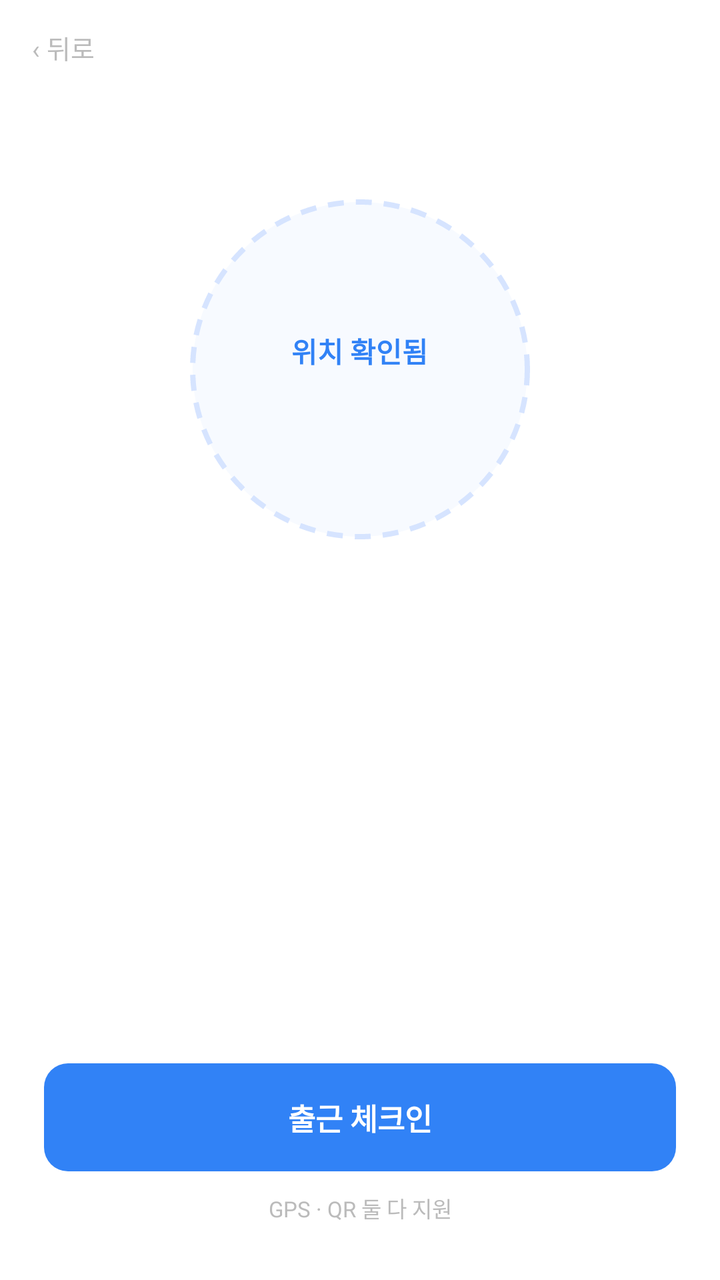
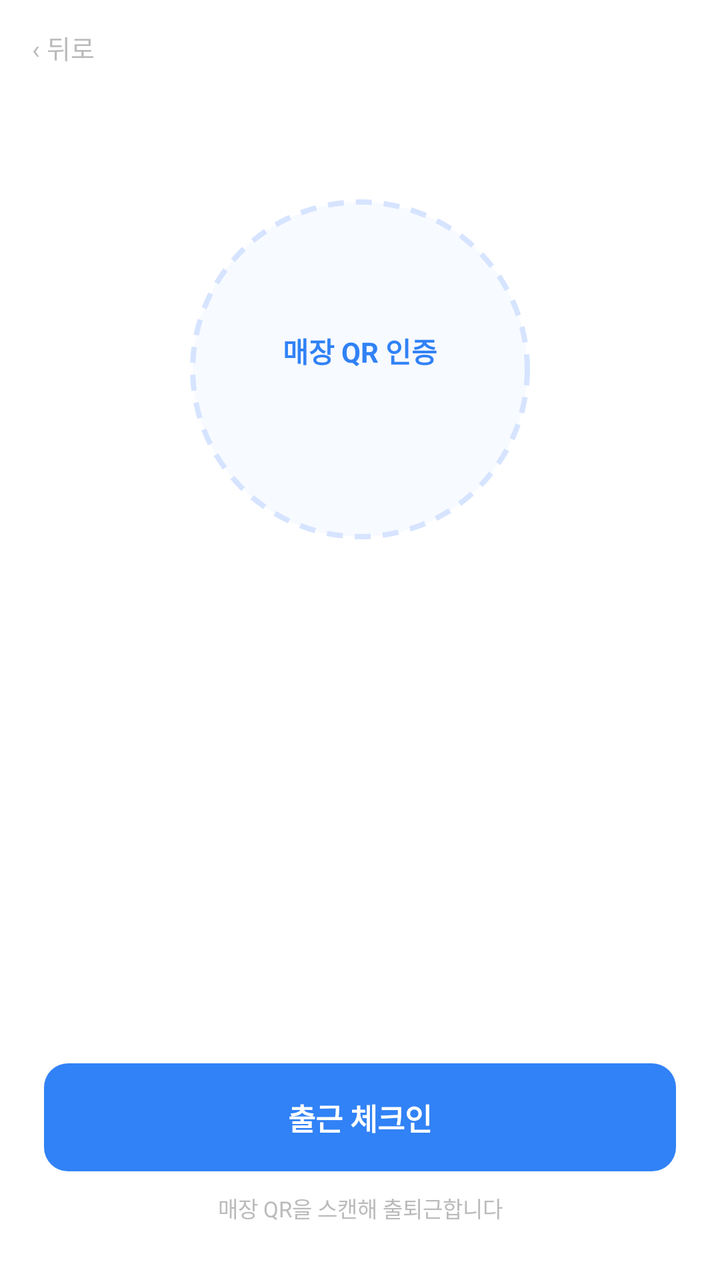

The first picture is an Android layout as it rendered before a commit; the second is the same layout after the commit. The layout source and the unified diff follow.
<!-- AndroidManifest.xml: application theme Theme.PTManagerEmployee -->
<!-- res/layout/activity_checkin.xml -->
<?xml version="1.0" encoding="utf-8"?>
<LinearLayout xmlns:android="http://schemas.android.com/apk/res/android"
    android:id="@+id/checkin_root"
    android:layout_width="match_parent"
    android:layout_height="match_parent"
    android:orientation="vertical"
    android:background="@color/white">

    
    <TextView
        android:id="@+id/btn_back"
        android:layout_width="wrap_content"
        android:layout_height="wrap_content"
        android:text="‹ 뒤로"
        android:textColor="@color/text_hint"
        android:textSize="13sp"
        android:paddingHorizontal="16dp"
        android:paddingVertical="14dp"
        android:background="?attr/selectableItemBackground" />

    <LinearLayout
        android:layout_width="match_parent"
        android:layout_height="0dp"
        android:layout_weight="1"
        android:orientation="vertical"
        android:gravity="center_horizontal"
        android:paddingHorizontal="22dp"
        android:paddingTop="8dp">

        <TextView
            android:id="@+id/tv_checkin_shift"
            android:layout_width="wrap_content"
            android:layout_height="wrap_content"
            android:text=""
            android:textColor="@color/text_tertiary"
            android:textSize="12sp"
            android:textStyle="bold" />

        
        <LinearLayout
            android:layout_width="170dp"
            android:layout_height="170dp"
            android:layout_marginTop="28dp"
            android:orientation="vertical"
            android:gravity="center"
            android:background="@drawable/bg_checkin_ring">

            <TextView
                android:layout_width="wrap_content"
                android:layout_height="wrap_content"
                android:text="위치 확인됨"
                android:textColor="@color/brand_blue"
                android:textSize="14sp"
                android:textStyle="bold" />

            <TextView
                android:layout_width="wrap_content"
                android:layout_height="wrap_content"
                android:layout_marginTop="4dp"
                android:text=""
                android:textColor="@color/text_tertiary"
                android:textSize="11sp" />
        </LinearLayout>

        <TextView
            android:layout_width="wrap_content"
            android:layout_height="wrap_content"
            android:layout_marginTop="24dp"
            android:text=""
            android:textColor="@color/text_primary"
            android:textSize="32sp"
            android:textStyle="bold" />

        <TextView
            android:layout_width="wrap_content"
            android:layout_height="wrap_content"
            android:layout_marginTop="2dp"
            android:text=""
            android:textColor="@color/text_hint"
            android:textSize="11sp" />
    </LinearLayout>

    <LinearLayout
        android:layout_width="match_parent"
        android:layout_height="wrap_content"
        android:orientation="vertical"
        android:paddingHorizontal="22dp"
        android:paddingBottom="28dp">

        <TextView
            android:id="@+id/btn_checkin_confirm"
            android:layout_width="match_parent"
            android:layout_height="wrap_content"
            android:background="@drawable/bg_btn_primary"
            android:text="출근 체크인"
            android:textColor="@color/white"
            android:textSize="15sp"
            android:textStyle="bold"
            android:gravity="center"
            android:paddingVertical="16dp"
            android:foreground="?attr/selectableItemBackground" />

        <TextView
            android:layout_width="match_parent"
            android:layout_height="wrap_content"
            android:layout_marginTop="10dp"
            android:text="GPS · QR 둘 다 지원"
            android:textColor="@color/text_hint"
            android:textSize="11sp"
            android:gravity="center" />
    </LinearLayout>
</LinearLayout>
<!-- resources referenced by this layout -->
<resources>
  <color name="brand_blue">#3182F6</color>
  <color name="text_hint">#BBBBBB</color>
  <color name="text_primary">#222222</color>
  <color name="text_tertiary">#999999</color>
  <color name="white">#FFFFFFFF</color>
  <!-- drawable bg_btn_primary (drawable) -->
  <?xml version="1.0" encoding="utf-8"?>
  <shape xmlns:android="http://schemas.android.com/apk/res/android" android:shape="rectangle">
      <solid android:color="@color/brand_blue" />
      <corners android:radius="12dp" />
  </shape>
  <!-- drawable bg_checkin_ring (drawable) -->
  <?xml version="1.0" encoding="utf-8"?>
  <shape xmlns:android="http://schemas.android.com/apk/res/android" android:shape="oval">
      <solid android:color="@color/brand_blue_bg" />
      <stroke android:width="2.5dp" android:color="@color/brand_blue_border"
          android:dashWidth="8dp" android:dashGap="6dp" />
  </shape>
  <style name="Theme.PTManagerEmployee" parent="Base.Theme.PTManagerEmployee" />
  <color name="brand_blue_bg">#F7FAFF</color>
  <color name="brand_blue_border">#D6E4FF</color>
  <style name="Base.Theme.PTManagerEmployee" parent="Theme.Material3.Light.NoActionBar">
          <item name="colorPrimary">@color/brand_blue</item>
          <item name="colorOnPrimary">@color/white</item>
          
          <item name="colorSecondaryContainer">@color/brand_blue_chip</item>
          <item name="colorOnSecondaryContainer">@color/brand_blue</item>
          <item name="colorSurface">@color/white</item>
          <item name="colorOnSurface">@color/text_primary</item>
          <item name="android:colorBackground">@color/white</item>
          <item name="android:statusBarColor">@color/white</item>
          <item name="android:navigationBarColor">@color/white</item>
          <item name="android:windowLightStatusBar">true</item>
          <item name="android:windowLightNavigationBar" tools:targetApi="o_mr1">true</item>
      </style>
  <color name="brand_blue_chip">#DBE7FF</color>
</resources>

<!-- the commit's change to res/layout/activity_checkin.xml (unified diff, before → after) -->
@@ -48,12 +48,13 @@
             <TextView
                 android:layout_width="wrap_content"
                 android:layout_height="wrap_content"
-                android:text="위치 확인됨"
+                android:text="매장 QR 인증"
                 android:textColor="@color/brand_blue"
                 android:textSize="14sp"
                 android:textStyle="bold" />
 
             <TextView
+                android:id="@+id/tv_checkin_workplace"
                 android:layout_width="wrap_content"
                 android:layout_height="wrap_content"
                 android:layout_marginTop="4dp"
@@ -61,23 +62,6 @@
                 android:textColor="@color/text_tertiary"
                 android:textSize="11sp" />
         </LinearLayout>
-
-        <TextView
-            android:layout_width="wrap_content"
-            android:layout_height="wrap_content"
-            android:layout_marginTop="24dp"
-            android:text=""
-            android:textColor="@color/text_primary"
-            android:textSize="32sp"
-            android:textStyle="bold" />
-
-        <TextView
-            android:layout_width="wrap_content"
-            android:layout_height="wrap_content"
-            android:layout_marginTop="2dp"
-            android:text=""
-            android:textColor="@color/text_hint"
-            android:textSize="11sp" />
     </LinearLayout>
 
     <LinearLayout
@@ -104,7 +88,7 @@
             android:layout_width="match_parent"
             android:layout_height="wrap_content"
             android:layout_marginTop="10dp"
-            android:text="GPS · QR 둘 다 지원"
+            android:text="매장 QR을 스캔해 출퇴근합니다"
             android:textColor="@color/text_hint"
             android:textSize="11sp"
             android:gravity="center" />
